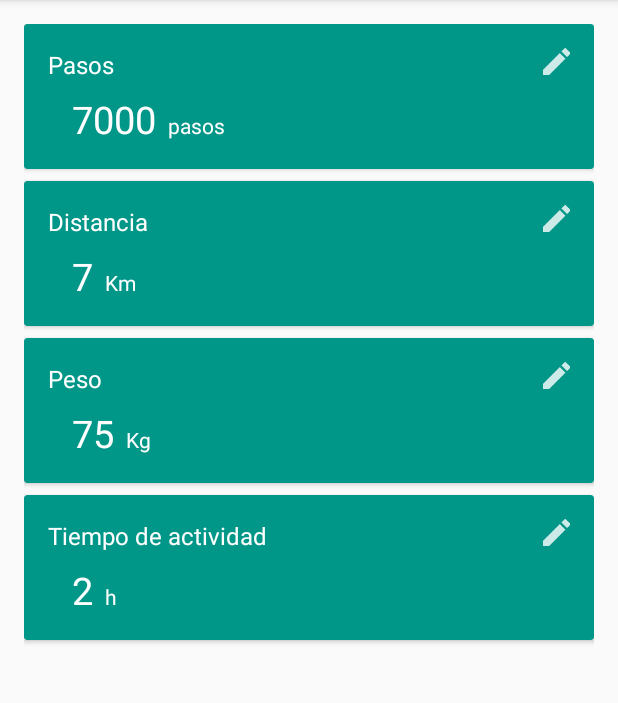
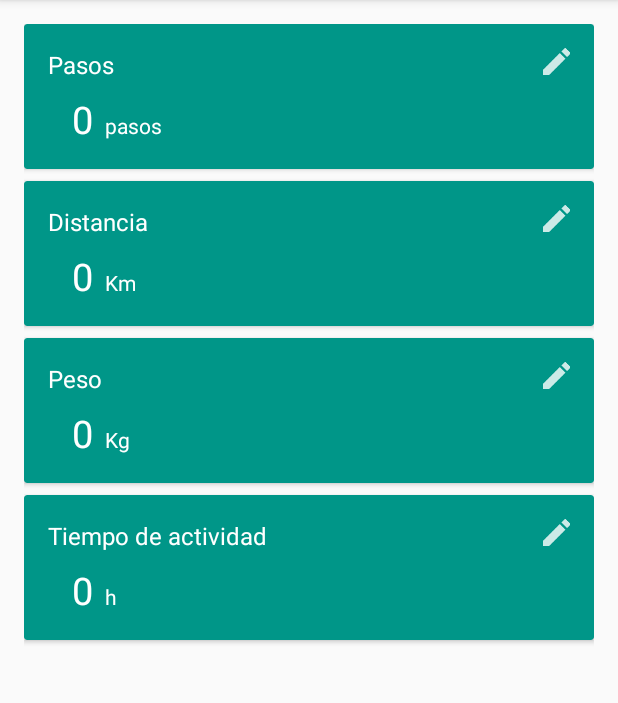
Before and after one commit to angelcastro2/SedentApp, an Android app: the fragment ObjetivosFragment placed in its activity, in the side drawer, after a tap on "Objetivos", on a phone screen of 412 x 824 dp, the part 84-787 px from its top. Run offline under Robolectric (Android 15) with nearby library versions, the phone set to English and light mode, and no system bars; libraries missing offline, so code that uses them is left out: com.db.chart; 11 statements that could not run were skipped.

Commit message:
Ya se pueden establecer y cambiar objetivos

```diff
--- a/app/src/main/java/com/sedentapp/sedentapp/sedentapp/ObjetivosFragment.java
+++ b/app/src/main/java/com/sedentapp/sedentapp/sedentapp/ObjetivosFragment.java
@@ -2,6 +2,7 @@ package com.sedentapp.sedentapp.sedentapp;
 
 import android.content.Context;
 import android.content.DialogInterface;
+import android.content.SharedPreferences;
 import android.net.Uri;
 import android.os.Bundle;
 import android.support.v4.app.Fragment;
@@ -105,6 +106,28 @@ public class ObjetivosFragment extends Fragment {
     @Override
     public void onStart() {
         super.onStart();
+        //Inicializamos las preferencias
+        Context context = getActivity();
+        SharedPreferences objetivosPref = context.getSharedPreferences(
+                getString(R.string.pref_objetivos), Context.MODE_PRIVATE);
+
+        //recuperamos los valores de los objetivos
+        Integer objetivo_pasos = objetivosPref.getInt(getString(R.string.pref_objetivos_pasos), 0);
+        Integer objetivo_distancia = objetivosPref.getInt(getString(R.string.pref_objetivos_distancia), 0);
+        Integer objetivo_peso = objetivosPref.getInt(getString(R.string.pref_objetivos_peso), 0);
+        Integer objetivo_actividad = objetivosPref.getInt(getString(R.string.pref_objetivos_actividad), 0);
+
+        //actualizamos la vista con los valores recuperados
+        TextView tv_pasos = (TextView) getView().findViewById(R.id.objetivo_pasos_valor);
+        tv_pasos.setText(objetivo_pasos.toString());
+        TextView tv_distancia = (TextView) getView().findViewById(R.id.objetivo_distancia_valor);
+        tv_distancia.setText(objetivo_distancia.toString());
+        TextView tv_peso = (TextView) getView().findViewById(R.id.objetivo_peso_valor);
+        tv_peso.setText(objetivo_peso.toString());
+        TextView tv_actividad = (TextView) getView().findViewById(R.id.objetivo_actividad_valor);
+        tv_actividad.setText(objetivo_actividad.toString());
+
+
         ImageButton button = (ImageButton) getView().findViewById(R.id.boton_edit_pasos);
         button.setOnClickListener(new View.OnClickListener() {
 
@@ -145,6 +168,8 @@ public class ObjetivosFragment extends Fragment {
                 personalizarObjetivoDialog(tiempoActividad);
             }
         });
+
+
 
 
     }
@@ -201,11 +226,15 @@ public class ObjetivosFragment extends Fragment {
      * Abre el alert dialog de editar objetivos
      * @param objetivo nombre del objetivo a editar para mostrar en un textview
      */
-    public void personalizarObjetivoDialog(String objetivo) {
+    public void personalizarObjetivoDialog(final String objetivo) {
         AlertDialog.Builder dialogBuilder = new AlertDialog.Builder(this.getActivity());
         LayoutInflater inflater = this.getLayoutInflater();
         final View dialogView = inflater.inflate(R.layout.dialog_objetivos, null);
         dialogBuilder.setView(dialogView);
+        //cargamos las sharedpreferences
+        Context context = getActivity();
+        final SharedPreferences objetivosPref = context.getSharedPreferences(
+                getString(R.string.pref_objetivos), Context.MODE_PRIVATE);
 
         final EditText edt = (EditText) dialogView.findViewById(R.id.editText_edit_objetivo);
         //recuperamos el textview y ponemos el texto segun el tipo de objetivo
@@ -218,7 +247,30 @@ public class ObjetivosFragment extends Fragment {
         dialogBuilder.setTitle(titulo);
         dialogBuilder.setPositiveButton(guardar, new DialogInterface.OnClickListener() {
             public void onClick(DialogInterface dialog, int whichButton) {
-                //hacer algo con edt.getText().toString();
+                SharedPreferences.Editor editor = objetivosPref.edit();
+                if (objetivo == getResources().getString(R.string.pasos_titulo)){
+
+                    editor.putInt(getString(R.string.pref_objetivos_pasos), Integer.parseInt(edt.getText().toString()));
+                    TextView tv_pasos = (TextView) getView().findViewById(R.id.objetivo_pasos_valor);
+                    tv_pasos.setText(edt.getText().toString());
+                }else if(objetivo == getResources().getString(R.string.distancia)){
+
+                    editor.putInt(getString(R.string.pref_objetivos_distancia), Integer.parseInt(edt.getText().toString()));
+                    TextView tv_distancia = (TextView) getView().findViewById(R.id.objetivo_distancia_valor);
+                    tv_distancia.setText(edt.getText().toString());
+                }else if(objetivo == getResources().getString(R.string.peso)){
+
+                    editor.putInt(getString(R.string.pref_objetivos_peso), Integer.parseInt(edt.getText().toString()));
+                    TextView tv_peso = (TextView) getView().findViewById(R.id.objetivo_peso_valor);
+                    tv_peso.setText(edt.getText().toString());
+                }else {
+
+                    editor.putInt(getString(R.string.pref_objetivos_actividad), Integer.parseInt(edt.getText().toString()));
+                    TextView tv_actividad = (TextView) getView().findViewById(R.id.objetivo_actividad_valor);
+                    tv_actividad.setText(edt.getText().toString());
+                }
+                editor.commit();
+
             }
         });
         dialogBuilder.setNegativeButton(cancelar, new DialogInterface.OnClickListener() {
--- a/app/src/main/res/layout/fragment_objetivos.xml
+++ b/app/src/main/res/layout/fragment_objetivos.xml
@@ -59,9 +59,10 @@
                     android:layout_marginBottom="@dimen/activity_vertical_margin">
 
                     <TextView
+                        android:id="@+id/objetivo_pasos_valor"
                         android:layout_width="wrap_content"
                         android:layout_height="wrap_content"
-                        android:text="7000"
+                        android:text="-"
                         android:textColor="@android:color/white"
                         android:textSize="25dp"
                         android:layout_marginRight="8dp"/>
@@ -131,9 +132,10 @@
                     android:layout_marginBottom="@dimen/activity_vertical_margin">
 
                     <TextView
+                        android:id="@+id/objetivo_distancia_valor"
                         android:layout_width="wrap_content"
                         android:layout_height="wrap_content"
-                        android:text="7"
+                        android:text="-"
                         android:textColor="@android:color/white"
                         android:textSize="25dp"
                         android:layout_marginRight="8dp"/>
@@ -199,9 +201,10 @@
                     android:layout_marginBottom="@dimen/activity_vertical_margin">
 
                     <TextView
+                        android:id="@+id/objetivo_peso_valor"
                         android:layout_width="wrap_content"
                         android:layout_height="wrap_content"
-                        android:text="75"
+                        android:text="-"
                         android:textColor="@android:color/white"
                         android:textSize="25dp"
                         android:layout_marginRight="8dp"/>
@@ -265,9 +268,10 @@
                     android:layout_marginBottom="@dimen/activity_vertical_margin">
 
                     <TextView
+                        android:id="@+id/objetivo_actividad_valor"
                         android:layout_width="wrap_content"
                         android:layout_height="wrap_content"
-                        android:text="2"
+                        android:text="-"
                         android:textColor="@android:color/white"
                         android:textSize="25dp"
                         android:layout_marginRight="8dp"/>
--- a/app/src/main/res/values/strings.xml
+++ b/app/src/main/res/values/strings.xml
@@ -32,6 +32,13 @@
     <string name="objetivos_dialog_titulo">Editar objetivo</string>
     <string name="objetivos_dialog_activo">Activo</string>
     <string name="objetivo_generico_dialog">Objetivo</string>
+
+    <!-- preferencias objetivos -->
+    <string name="pref_objetivos">pref_objetivos</string>
+    <string name="pref_objetivos_pasos">pasos</string>
+    <string name="pref_objetivos_distancia">distancia</string>
+    <string name="pref_objetivos_peso">peso</string>
+    <string name="pref_objetivos_actividad">actividad</string>
 
 
     <!-- Generico -->
```
